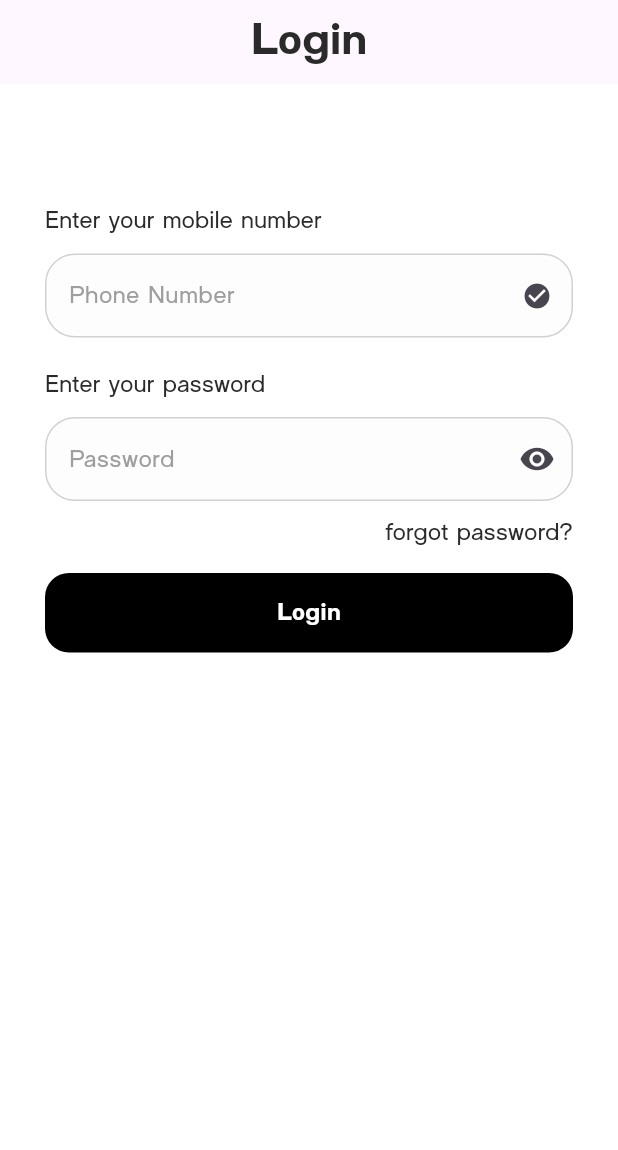
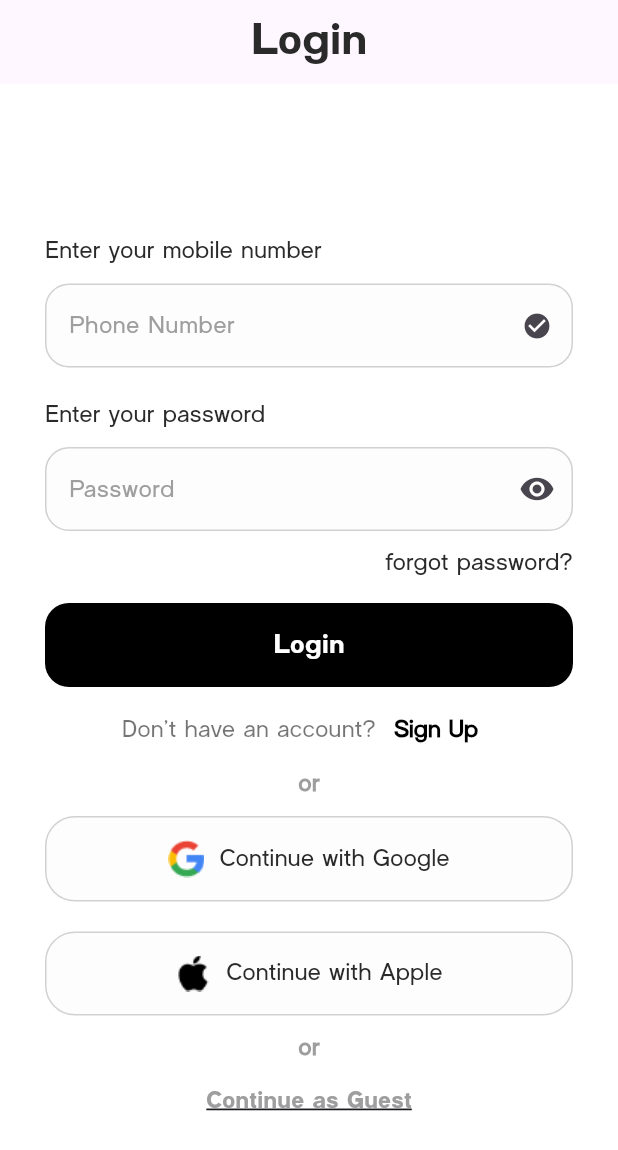
Before and after one commit to asadeee-web/auth-ui, a Flutter app: the screen it shows after launch, on a phone screen of 412 x 824 dp. Shown: the top 1150 px of the screen. Run offline on Flutter 3.47's test engine with Material 3 defaults, Android fonts, the phone set to English and light mode, and no system bars; our stand-ins replace intl_phone_field.

Commit message:
login page completed

```diff
--- a/lib/core/constants/strings.dart
+++ b/lib/core/constants/strings.dart
@@ -1,5 +1,6 @@
 String forgot_image = "assets/images/forgot_image.png";
 String verify_image = "assets/images/verify_image.png";
+String icons = "assets/icons/";
 
 String hamon_bold = "Hamon_Bold";
 String hamon_light = "Hamon_Light";
--- /dev/null
+++ b/lib/ui/custom_widgets/custom_account_container.dart
@@ -0,0 +1,38 @@
+import 'package:flutter/material.dart';
+import 'package:login_page_ui/core/constants/colors.dart';
+import 'package:login_page_ui/core/constants/styles.dart';
+
+class CustomContainer extends StatelessWidget {
+  String text;
+  String icon;
+
+  CustomContainer({super.key, required this.text, required this.icon});
+
+  @override
+  Widget build(BuildContext context) {
+    return Container(
+      padding: EdgeInsets.all(15),
+      child: Row(
+        mainAxisAlignment: MainAxisAlignment.center,
+        children: [
+          //Image.asset(image as String),
+          Image.asset(
+            icon,
+            fit: BoxFit.fitWidth,
+          ),
+          SizedBox(
+            width: 10,
+          ),
+          Text(
+            "$text",
+            style: subtext,
+          )
+        ],
+      ),
+      decoration: BoxDecoration(
+          borderRadius: BorderRadius.circular(20),
+          color: Color(0xffFDFDFD),
+          border: Border.all(color: textfeild_color, width: 1)),
+    );
+  }
+}
--- a/lib/ui/custom_widgets/custom_button.dart
+++ b/lib/ui/custom_widgets/custom_button.dart
@@ -17,7 +17,7 @@ class CustomButton extends StatelessWidget {
         child: Text(
           "$text",
           style: TextStyle(
-              fontFamily: hamon_bold, color: Colors.white, fontSize: 16),
+              fontFamily: hamon_bold, color: Colors.white, fontSize: 18),
         ),
       ),
     );
--- a/lib/ui/custom_widgets/custom_textfeild.dart
+++ b/lib/ui/custom_widgets/custom_textfeild.dart
@@ -6,10 +6,12 @@ class CustomTextFeild extends StatelessWidget {
   String hintText;
   bool? obsecure;
   Widget? suffex;
-  Widget? countrycode;
 
-  CustomTextFeild(
-      {required this.hintText, this.obsecure, this.suffex, this.countrycode});
+  CustomTextFeild({
+    required this.hintText,
+    this.obsecure,
+    this.suffex,
+  });
 
   @override
   Widget build(BuildContext context) {
@@ -24,9 +26,9 @@ class CustomTextFeild extends StatelessWidget {
           suffixIcon: suffex,
           focusedBorder: OutlineInputBorder(
               borderSide: BorderSide(color: textfeild_color, width: 1),
-              borderRadius: BorderRadius.circular(20)),
+              borderRadius: BorderRadius.circular(16)),
           enabledBorder: OutlineInputBorder(
-              borderRadius: BorderRadius.circular(20),
+              borderRadius: BorderRadius.circular(16),
               borderSide: BorderSide(color: textfeild_color, width: 1)),
         ),
       ),
--- a/lib/ui/screens/auth/login_screen.dart
+++ b/lib/ui/screens/auth/login_screen.dart
@@ -1,7 +1,9 @@
 import 'package:flutter/material.dart';
 import 'package:intl_phone_field/intl_phone_field.dart';
 import 'package:login_page_ui/core/constants/colors.dart';
+import 'package:login_page_ui/core/constants/strings.dart';
 import 'package:login_page_ui/core/constants/styles.dart';
+import 'package:login_page_ui/ui/custom_widgets/custom_account_container.dart';
 import 'package:login_page_ui/ui/custom_widgets/custom_button.dart';
 import 'package:login_page_ui/ui/custom_widgets/custom_textfeild.dart';
 
@@ -15,11 +17,17 @@ class LoginScreen extends StatelessWidget {
       appBar:
           AppBar(centerTitle: true, title: Text("Login", style: headingtext)),
       body: Padding(
-        padding: const EdgeInsets.symmetric(horizontal: 30, vertical: 80),
+        padding: const EdgeInsets.symmetric(
+          horizontal: 30,
+        ),
+        child: SingleChildScrollView(
           child: Column(
             crossAxisAlignment: CrossAxisAlignment.start,
             mainAxisAlignment: MainAxisAlignment.start,
             children: [
+              SizedBox(
+                height: 100,
+              ),
               Text(
                 "Enter your mobile number",
                 style: subtext,
@@ -51,8 +59,71 @@ class LoginScreen extends StatelessWidget {
               SizedBox(
                 height: 15,
               ),
-            CustomButton(text: "Login")
+              CustomButton(text: "Login"),
+              SizedBox(
+                height: 5,
+              ),
+              Row(
+                mainAxisAlignment: MainAxisAlignment.center,
+                children: [
+                  Text(
+                    "Don't have an account?",
+                    style: subtext.copyWith(color: Colors.black54),
+                  ),
+                  TextButton(
+                      onPressed: () {},
+                      child: Text(
+                        "Sign Up",
+                        style: subtext.copyWith(
+                            color: Colors.black, fontWeight: FontWeight.bold),
+                      )),
                 ],
+              ),
+              Align(
+                  alignment: Alignment.center,
+                  child: Text(
+                    "or",
+                    style: subtext.copyWith(
+                        fontWeight: FontWeight.bold, color: Colors.grey),
+                  )),
+              SizedBox(
+                height: 10,
+              ),
+              CustomContainer(
+                icon: "assets/images/google_icon.png",
+                text: "Continue with Google",
+              ),
+              SizedBox(
+                height: 20,
+              ),
+              CustomContainer(
+                icon: "assets/images/apple_icon.png",
+                text: "Continue with Apple",
+              ),
+              SizedBox(
+                height: 10,
+              ),
+              Align(
+                  alignment: Alignment.center,
+                  child: Text(
+                    "or",
+                    style: subtext.copyWith(
+                        fontWeight: FontWeight.bold, color: Colors.grey),
+                  )),
+              Align(
+                alignment: Alignment.center,
+                child: TextButton(
+                    onPressed: () {},
+                    child: Text(
+                      "Continue as Guest",
+                      style: headingtext.copyWith(
+                          decoration: TextDecoration.underline,
+                          fontSize: 16,
+                          color: Colors.grey),
+                    )),
+              )
+            ],
+          ),
         ),
       ),
     );
--- a/pubspec.yaml
+++ b/pubspec.yaml
@@ -63,6 +63,7 @@ flutter:
   # To add assets to your application, add an assets section, like this:
   assets:
     - assets/images/
+    - assets/icons/
 
 
   # An image asset can refer to one or more resolution-specific "variants", see
```
Also changed, not shown: assets/images/apple_icon.png (added), assets/images/google_icon.png (added). Lines whose indentation alone changed are shown as unchanged.
